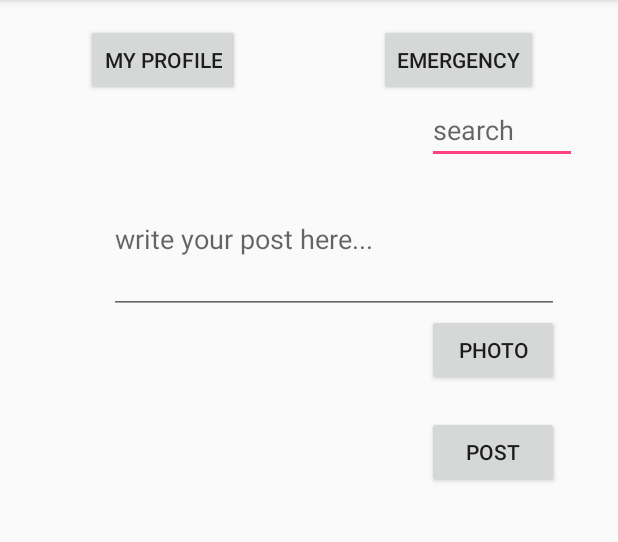
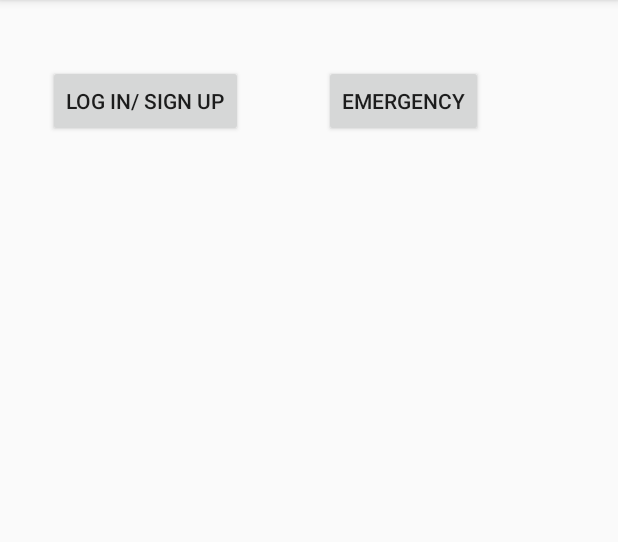
Before and after one commit to JubayerRony/TravelersGuide, an Android app: the screen it shows after launch (Explore before the commit, Notloggenin after it), after a tap on "EXPLORE", on a phone screen of 412 x 824 dp, the part 84-626 px from its top. Run offline under Robolectric (Android 15) with nearby library versions, the phone set to English and light mode, and no system bars.

Commit message:
5th commit

```diff
--- a/app/src/main/AndroidManifest.xml
+++ b/app/src/main/AndroidManifest.xml
@@ -33,7 +33,8 @@
         <activity android:name=".EmergencyResult" />
         <activity android:name=".Login" />
         <activity android:name=".Signup" />
-        <activity android:name=".tripactivity"></activity>
+        <activity android:name=".tripactivity" />
+        <activity android:name=".Notloggenin"></activity>
     </application>
 
 </manifest>
--- a/app/src/main/java/com/example/saqib/travellersguide/Explore.java
+++ b/app/src/main/java/com/example/saqib/travellersguide/Explore.java
@@ -12,9 +12,9 @@ public class Explore extends AppCompatActivity {
         super.onCreate(savedInstanceState);
         setContentView(R.layout.activity_explore);
     }
-    public void Login(View view){
+    public void myprofile(View view){
 
-        Intent intent = new Intent(Explore.this,Login.class);
+        Intent intent = new Intent(Explore.this,Profile.class);
         //intent.addFlags(Intent.FLAG_ACTIVITY_NEW_TASK);
         startActivity(intent);
     }
--- a/app/src/main/java/com/example/saqib/travellersguide/MainActivity.java
+++ b/app/src/main/java/com/example/saqib/travellersguide/MainActivity.java
@@ -21,7 +21,7 @@ public class MainActivity extends AppCompatActivity {
     }
     public void onClickExplore(View view){
 
-        Intent intent = new Intent(MainActivity.this,Explore.class);
+        Intent intent = new Intent(MainActivity.this,Notloggenin.class);
         //intent.addFlags(Intent.FLAG_ACTIVITY_NEW_TASK);
         startActivity(intent);
     }
--- a/app/src/main/java/com/example/saqib/travellersguide/Login.java
+++ b/app/src/main/java/com/example/saqib/travellersguide/Notloggenin.java
@@ -5,23 +5,24 @@ import android.support.v7.app.AppCompatActivity;
 import android.os.Bundle;
 import android.view.View;
 
-public class Login extends AppCompatActivity {
+public class Notloggenin extends AppCompatActivity {
 
     @Override
     protected void onCreate(Bundle savedInstanceState) {
         super.onCreate(savedInstanceState);
-        setContentView(R.layout.activity_login);
+        setContentView(R.layout.activity_notloggenin);
     }
     public void login(View view){
 
-        Intent intent = new Intent(Login.this,Profile.class);
+        Intent intent = new Intent(Notloggenin.this,Login.class);
         //intent.addFlags(Intent.FLAG_ACTIVITY_NEW_TASK);
         startActivity(intent);
     }
-    public void signup(View view){
+    public void onClickplaygame(View view){
 
-        Intent intent = new Intent(Login.this,Signup.class);
+        Intent intent = new Intent(Notloggenin.this,Emergency.class);
         //intent.addFlags(Intent.FLAG_ACTIVITY_NEW_TASK);
         startActivity(intent);
     }
+
 }
--- a/app/src/main/res/layout/activity_explore.xml
+++ b/app/src/main/res/layout/activity_explore.xml
@@ -18,7 +18,7 @@
         android:layout_marginStart="41dp"
         android:id="@+id/button4"
         android:textAlignment="center"
-        android:onClick="Login"
+        android:onClick="myprofile"
         android:layout_alignParentTop="true"
         android:layout_alignParentLeft="true"
         android:layout_alignParentStart="true" />
--- /dev/null
+++ b/app/src/main/res/layout/activity_notloggenin.xml
@@ -0,0 +1,37 @@
+<?xml version="1.0" encoding="utf-8"?>
+<RelativeLayout xmlns:android="http://schemas.android.com/apk/res/android"
+    xmlns:tools="http://schemas.android.com/tools"
+    android:id="@+id/activity_notloggenin"
+    android:layout_width="match_parent"
+    android:layout_height="match_parent"
+    android:paddingBottom="@dimen/activity_vertical_margin"
+    android:paddingLeft="@dimen/activity_horizontal_margin"
+    android:paddingRight="@dimen/activity_horizontal_margin"
+    android:paddingTop="@dimen/activity_vertical_margin"
+    tools:context="com.example.saqib.travellersguide.Notloggenin">
+
+    <Button
+        android:text="Log In/ Sign UP"
+        android:layout_width="wrap_content"
+        android:layout_height="wrap_content"
+        android:layout_alignParentTop="true"
+        android:layout_alignParentLeft="true"
+        android:layout_alignParentStart="true"
+        android:layout_marginLeft="16dp"
+        android:layout_marginStart="16dp"
+        android:layout_marginTop="27dp"
+        android:id="@+id/button23"
+        android:onClick="login" />
+
+    <Button
+        android:text="Emergency"
+        android:layout_width="wrap_content"
+        android:layout_height="wrap_content"
+        android:layout_alignBottom="@+id/button23"
+        android:layout_alignParentRight="true"
+        android:layout_alignParentEnd="true"
+        android:layout_marginRight="74dp"
+        android:layout_marginEnd="74dp"
+        android:id="@+id/button24"
+        android:onClick="emergency" />
+</RelativeLayout>
```
